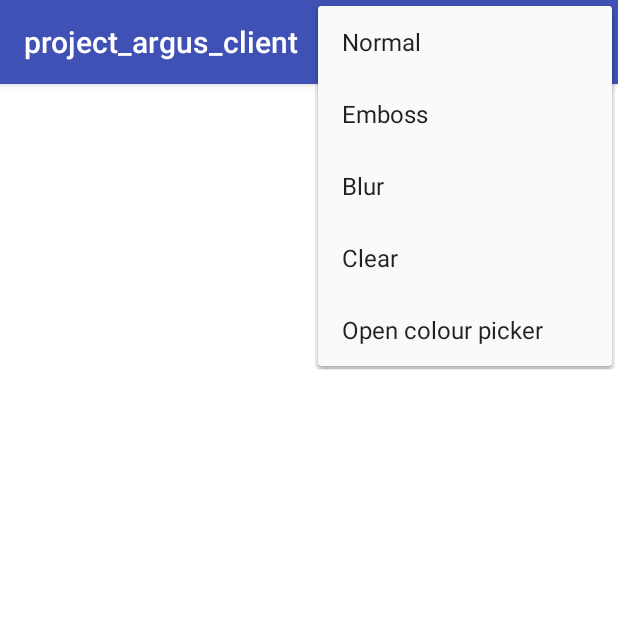
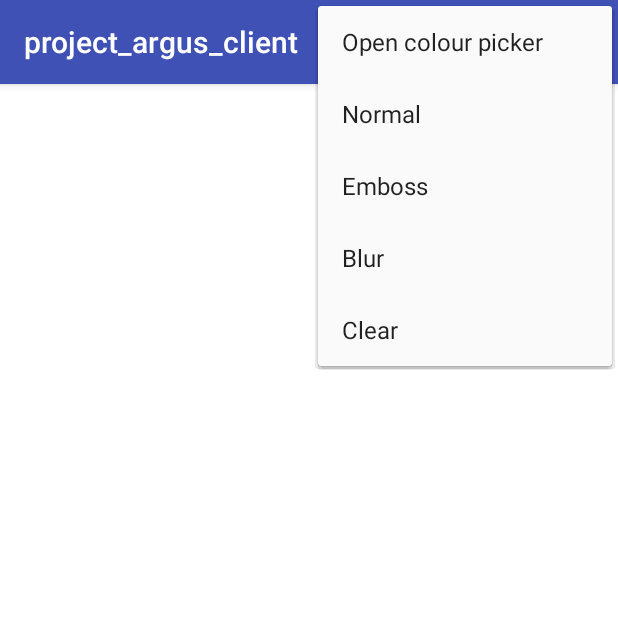
Before and after one commit to gabor-szeles/project-argus-client, an Android app: the screen it shows after launch (MainActivity), with the options menu open, on a phone screen of 412 x 824 dp, the top half of it. Run offline under Robolectric (Android 15) with nearby library versions, the phone set to English and light mode, and no system bars; libraries missing offline, so code that uses them is left out: yuku.ambilwarna.

Commit message:
added camera layer

```diff
--- a/app/src/main/res/layout/activity_main.xml
+++ b/app/src/main/res/layout/activity_main.xml
@@ -13,4 +13,9 @@
 
         />
 
+    <FrameLayout
+        android:id="@+id/cameraView"
+        android:layout_width="match_parent"
+        android:layout_height="match_parent" />
+
 </android.support.constraint.ConstraintLayout>
--- a/app/src/main/res/menu/main.xml
+++ b/app/src/main/res/menu/main.xml
@@ -1,6 +1,11 @@
 <?xml version="1.0" encoding="utf-8"?>
 <menu xmlns:android="http://schemas.android.com/apk/res/android"
     xmlns:app="http://schemas.android.com/apk/res-auto">
+
+    <item
+        android:id="@+id/color"
+        app:showAsAction="never"
+        android:title="Open colour picker"/>
 
     <item
         android:id="@+id/normal"
@@ -22,10 +27,5 @@
         app:showAsAction="never"
         android:title="Clear"/>
 
-    <item
-        android:id="@+id/color"
-        app:showAsAction="never"
-        android:title="Open colour picker"/>
-
 
 </menu>
--- a/app/src/main/res/values/styles.xml
+++ b/app/src/main/res/values/styles.xml
@@ -6,6 +6,7 @@
         <item name="colorPrimary">@color/colorPrimary</item>
         <item name="colorPrimaryDark">@color/colorPrimaryDark</item>
         <item name="colorAccent">@color/colorAccent</item>
+        <item name="android:windowTranslucentStatus">true</item>
     </style>
 
 </resources>
```
